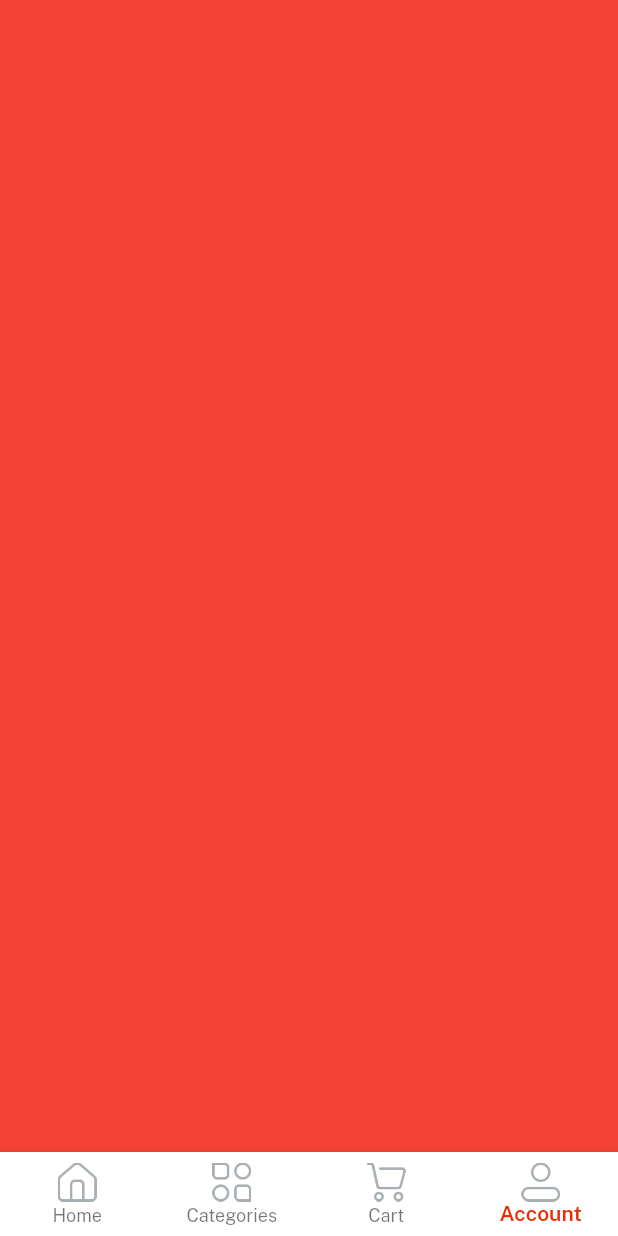
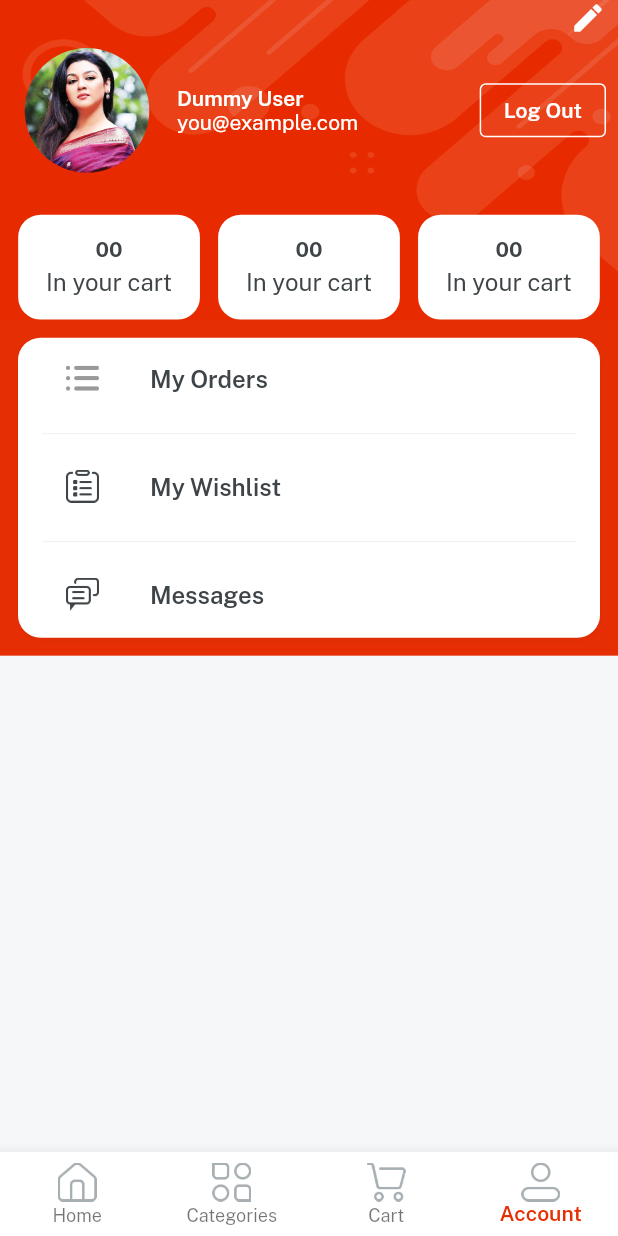
Before and after one commit to sohaib-janjua/emart_app, a Flutter app: the Home screen opened directly, item 4 of the bottom bar chosen, on a phone screen of 412 x 824 dp. Run offline on Flutter 3.47's test engine with Material 2 defaults, Android fonts, the phone set to English and light mode, and no system bars; our stand-ins replace get, velocity_x.

Commit message:
fifth commit

```diff
--- a/lib/consts/lists.dart
+++ b/lib/consts/lists.dart
@@ -42,3 +42,6 @@ const itemDetailButtonList = [
   returnPolicy,
   supportPolicy
 ];
+
+const profileButtosList = [orders, wishlist, message];
+const profileButtonsIcons = [icOrder, icOrders, icMessages];
--- a/lib/consts/strings.dart
+++ b/lib/consts/strings.dart
@@ -10,6 +10,7 @@ const nameHint = "Sohaib Janjua";
 const passwordHint = "******";
 const forgetPass = "Forget Password";
 const login = "Log in";
+const logout = "Log Out";
 const signup = "Sign up";
 const createNewAccount = "or, create a new account?";
 const loginWith = "Log in with";
@@ -57,3 +58,6 @@ const video = "Video",
     returnPolicy = "Return Policy",
     supportPolicy = "Support Policy",
     productsYouMayLike = "Products you may also like";
+
+//profile strings
+const wishlist = "My Wishlist", orders = "My Orders", message = "Messages";
--- a/lib/views/cart_screen/cart_screen.dart
+++ b/lib/views/cart_screen/cart_screen.dart
@@ -6,7 +6,12 @@ class CartScreen extends StatelessWidget {
   @override
   Widget build(BuildContext context) {
     return Container(
-      color: Colors.purple,
+      color: Colors.white,
+      child: "Cart is Empty!"
+          .text
+          .fontFamily(semibold)
+          .color(darkFontGrey)
+          .makeCentered(),
     );
   }
 }
--- /dev/null
+++ b/lib/views/profile_screen/components/details_card.dart
@@ -0,0 +1,12 @@
+import 'package:emart_app/consts/consts.dart';
+
+Widget detailsCard({width, String? count, String? title}) {
+  return Column(
+    mainAxisAlignment: MainAxisAlignment.center,
+    children: [
+      "00".text.fontFamily(bold).color(darkFontGrey).make(),
+      5.heightBox,
+      "In your cart".text.color(darkFontGrey).size(16).make()
+    ],
+  ).box.white.rounded.height(70).width(width).padding(EdgeInsets.all(4)).make();
+}
--- a/lib/views/profile_screen/profile_screen.dart
+++ b/lib/views/profile_screen/profile_screen.dart
@@ -1,12 +1,113 @@
 import 'package:emart_app/consts/consts.dart';
+import 'package:emart_app/consts/lists.dart';
+import 'package:emart_app/views/profile_screen/components/details_card.dart';
+import 'package:emart_app/widgets_common/bg_widget.dart';
 
 class ProfileScreen extends StatelessWidget {
   const ProfileScreen({super.key});
 
   @override
   Widget build(BuildContext context) {
-    return Container(
-      color: Colors.red,
-    );
+    return bgWidget(
+        child: Scaffold(
+      body: SafeArea(
+        child: Column(
+          children: [
+//edit profile button
+
+            Padding(
+              padding: const EdgeInsets.symmetric(horizontal: 8.0),
+              child: const Align(
+                  alignment: Alignment.topRight,
+                  child: Icon(
+                    Icons.edit,
+                    color: whiteColor,
+                  )).onTap(() {}),
+            ),
+
+//users details section
+            Padding(
+              padding: const EdgeInsets.all(8.0),
+              child: Row(
+                children: [
+                  Image.asset(
+                    imgProfile2,
+                    width: 100,
+                    fit: BoxFit.cover,
+                  ).box.roundedFull.clip(Clip.antiAlias).make(),
+                  10.widthBox,
+                  Expanded(
+                    child: Column(
+                      crossAxisAlignment: CrossAxisAlignment.start,
+                      children: [
+                        "Dummy User".text.fontFamily(semibold).white.make(),
+                        "you@example.com".text.white.make()
+                      ],
+                    ),
+                  ),
+                  OutlinedButton(
+                      style: OutlinedButton.styleFrom(
+                          side: const BorderSide(color: whiteColor)),
+                      onPressed: () {},
+                      child: logout.text.fontFamily(semibold).white.make())
+                ],
+              ),
+            ),
+            20.heightBox,
+            Row(
+              mainAxisAlignment: MainAxisAlignment.spaceEvenly,
+              children: [
+                detailsCard(
+                    count: "00",
+                    title: "in your cart",
+                    width: context.screenWidth / 3.4),
+                detailsCard(
+                    count: "32",
+                    title: "in your wishlist",
+                    width: context.screenWidth / 3.4),
+                detailsCard(
+                    count: "675",
+                    title: "your orders",
+                    width: context.screenWidth / 3.4),
+              ],
+            ),
+
+//buttons section
+
+            ListView.separated(
+                    shrinkWrap: true,
+                    separatorBuilder: (context, index) {
+                      return const Divider(
+                        color: lightGrey,
+                      );
+                    },
+                    itemCount: profileButtosList.length,
+                    itemBuilder: (BuildContext context, int index) {
+                      return ListTile(
+                        leading: Image.asset(
+                          profileButtonsIcons[index],
+                          width: 22,
+                        ),
+                        title: "${profileButtosList[index]}"
+                            .text
+                            .fontFamily(semibold)
+                            .color(darkFontGrey)
+                            .make(),
+                      );
+                    })
+                .box
+                .white
+                .rounded
+                .margin(const EdgeInsets.all(12))
+                .shadowSm
+                .padding(const EdgeInsets.symmetric(horizontal: 16))
+                .make()
+                .box
+                .color(redColor)
+                .make()
+          ],
+        ),
+      ),
+    ));
   }
 }
```
